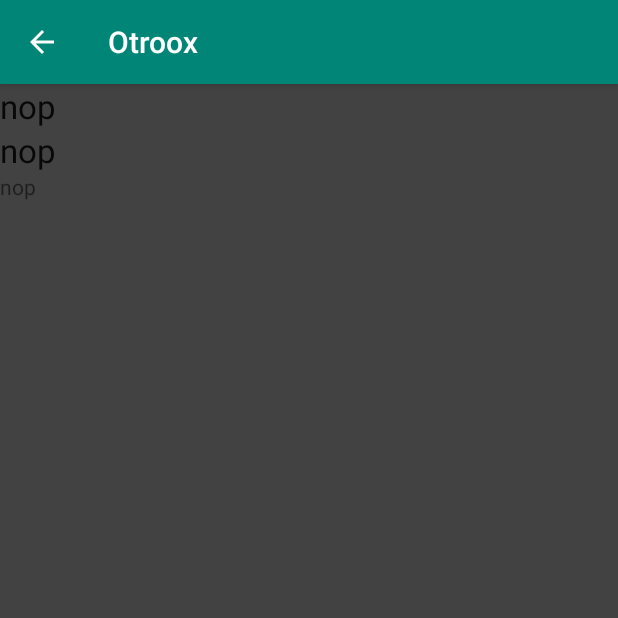
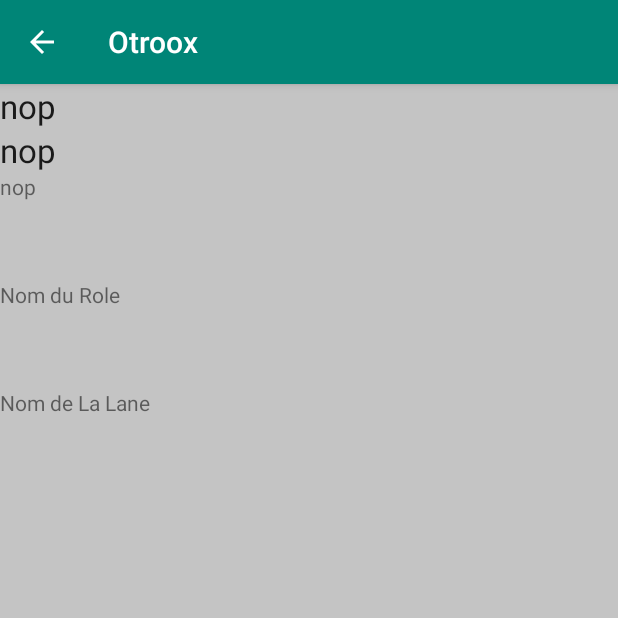
Before and after one commit to LaughyMcLaugher/Otroox, an Android app: the MatchActivity screen opened directly, with no data from a screen before it, on a phone screen of 412 x 824 dp, the top half of it. Run offline under Robolectric (Android 15) with nearby library versions, the phone set to English and light mode, and no system bars.

Commit message:
Tentavite d'ajout des informations de la dernière partie que le joueur à fait (la récupération de données est initié dans MatchActivity en commentée)

```diff
--- a/app/src/main/java/com/example/otroox/MainActivity.kt
+++ b/app/src/main/java/com/example/otroox/MainActivity.kt
@@ -25,9 +25,6 @@
             supportFragmentManager.beginTransaction().add(
                 flexbox.id, fragment
             ).commit()
-
-
-
         }
     }
 
--- a/app/src/main/java/com/example/otroox/MatchActivity.kt
+++ b/app/src/main/java/com/example/otroox/MatchActivity.kt
@@ -39,6 +39,15 @@
 niveauinvocateur.text = niveaujoueur
         idCompte.text = idjoueur
 
+/*
+        val cards = 1
+        for (cardIndex in 1..cards){
+            val fragment = MatchFragment()
+            supportFragmentManager.beginTransaction().add(
+                flexbox.id, fragment
+            ).commit()
+        } */
+
     }
 
     //fun MatchActivity(view: View) {}
--- a/app/src/main/res/layout/activity_match.xml
+++ b/app/src/main/res/layout/activity_match.xml
@@ -2,7 +2,7 @@
 <LinearLayout xmlns:android="http://schemas.android.com/apk/res/android"
     android:orientation="vertical" android:layout_width="match_parent"
     android:layout_height="match_parent"
-    android:background="@color/cardview_dark_background">
+    android:background="@color/cardview_shadow_start_color">
 
 
     <TextView
@@ -25,5 +25,17 @@
         android:layout_height="72dp"
         android:text="id du Compte" />
 
+    <TextView
+        android:id="@+id/role"
+        android:layout_width="match_parent"
+        android:layout_height="72dp"
+        android:text="Nom du Role" />
+
+    <TextView
+        android:id="@+id/lane"
+        android:layout_width="match_parent"
+        android:layout_height="72dp"
+        android:text="Nom de La Lane" />
+
 
 </LinearLayout>
--- a/app/src/main/res/layout/summoner_fragment.xml
+++ b/app/src/main/res/layout/summoner_fragment.xml
@@ -76,7 +76,7 @@
 
     <Button
         android:id="@+id/versmatch"
-        android:layout_width="match_parent"
+        android:layout_width="358dp"
         android:layout_height="wrap_content"
         android:onClick="pageMatch"
         android:text="@string/vers_match" />
```
Also changed, not shown: app/src/main/java/com/example/otroox/Match.kt (added, +7 -0 lines), app/src/main/java/com/example/otroox/MatchFragment.kt (added, +75 -0 lines), app/src/main/java/com/example/otroox/MatchService.kt (added, +36 -0 lines), app/src/main/java/com/example/otroox/MatchWebService.kt (added, +16 -0 lines).
